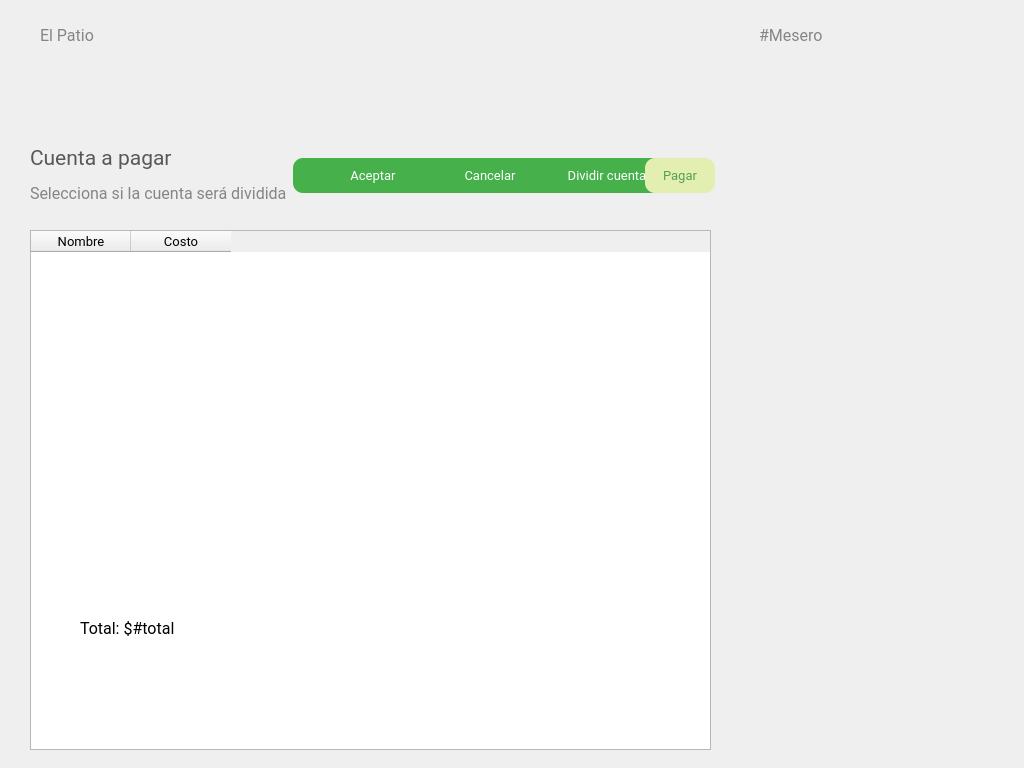
Above: El-Patio/dividircuenta.ui from MrDanielG/IHC-ElPatio before the change. Below: the same form after it.
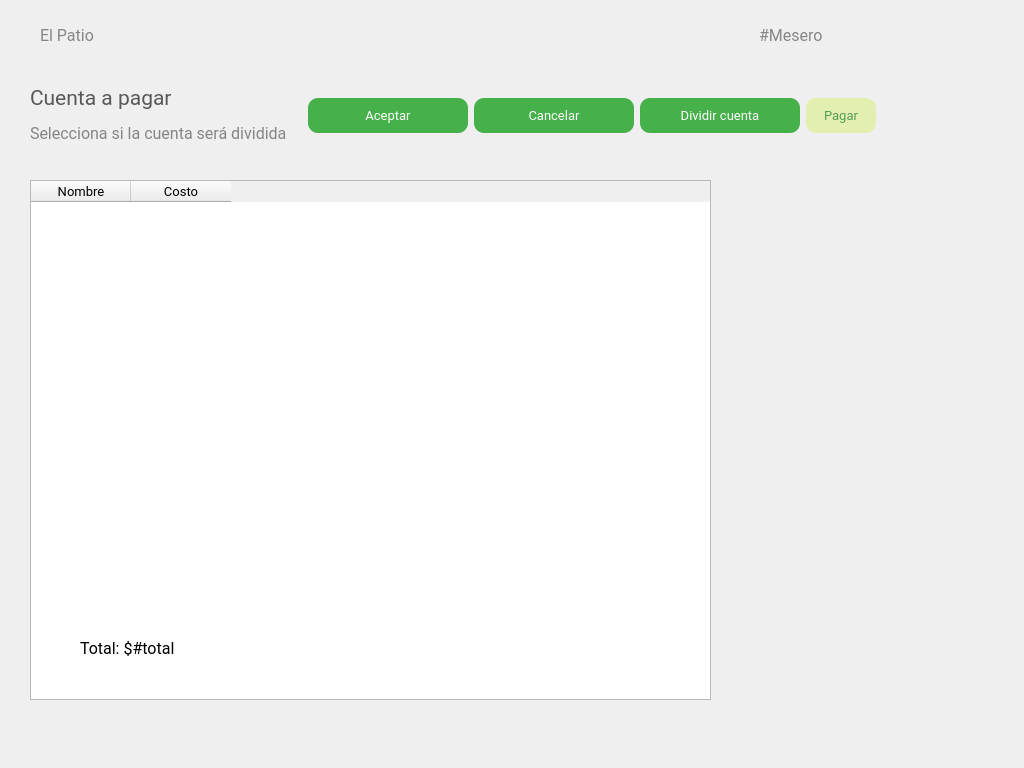
That is the form after the change.

```diff
--- a/El-Patio/dividircuenta.ui
+++ b/El-Patio/dividircuenta.ui
@@ -122,8 +122,8 @@
    <property name="geometry">
     <rect>
      <x>30</x>
-     <y>140</y>
-     <width>685</width>
+     <y>80</y>
+     <width>846</width>
      <height>71</height>
     </rect>
    </property>
@@ -364,7 +364,7 @@
    <property name="geometry">
     <rect>
      <x>30</x>
-     <y>230</y>
+     <y>180</y>
      <width>681</width>
      <height>520</height>
     </rect>
@@ -407,7 +407,7 @@
    <property name="geometry">
     <rect>
      <x>80</x>
-     <y>620</y>
+     <y>640</y>
      <width>101</width>
      <height>16</height>
     </rect>
```
